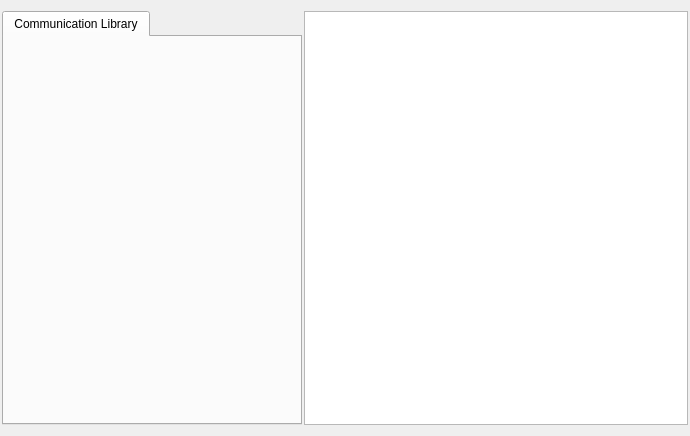
The window that client/CenterWidget.ui (jiangzhuo88/CommunicationManager) describes before a commit, drawn with Qt 5.
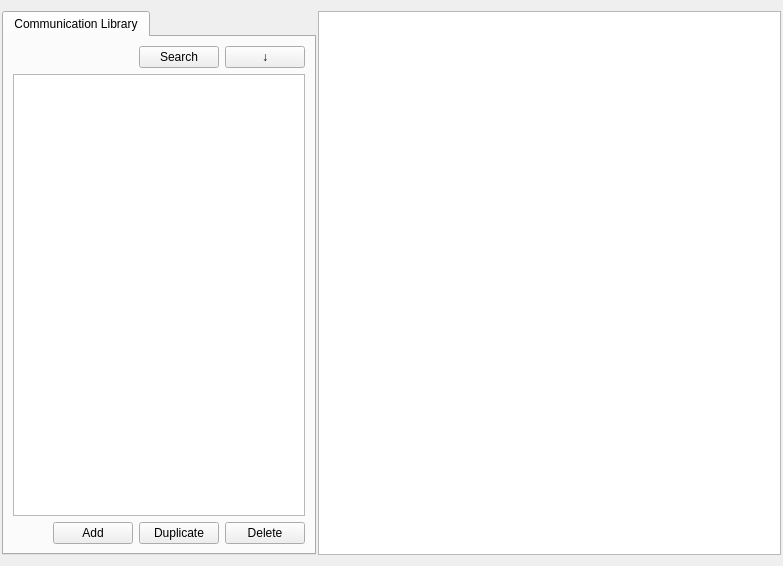
The same window after the commit.

The edit to the form file:
```diff
--- a/client/CenterWidget.ui
+++ b/client/CenterWidget.ui
@@ -6,8 +6,8 @@
    <rect>
     <x>0</x>
     <y>0</y>
-    <width>690</width>
-    <height>436</height>
+    <width>783</width>
+    <height>566</height>
    </rect>
   </property>
   <property name="windowTitle">
@@ -35,6 +35,80 @@
       <attribute name="title">
        <string>Communication Library</string>
       </attribute>
+      <layout class="QVBoxLayout" name="verticalLayout">
+       <item>
+        <layout class="QHBoxLayout" name="horizontalLayout_4">
+         <item>
+          <spacer name="horizontalSpacer">
+           <property name="orientation">
+            <enum>Qt::Horizontal</enum>
+           </property>
+           <property name="sizeHint" stdset="0">
+            <size>
+             <width>40</width>
+             <height>20</height>
+            </size>
+           </property>
+          </spacer>
+         </item>
+         <item>
+          <widget class="QPushButton" name="pushButton">
+           <property name="text">
+            <string>Search</string>
+           </property>
+          </widget>
+         </item>
+         <item>
+          <widget class="QPushButton" name="pushButton_2">
+           <property name="text">
+            <string>↓</string>
+           </property>
+          </widget>
+         </item>
+        </layout>
+       </item>
+       <item>
+        <widget class="QTableWidget" name="tableWidgetTYPE"/>
+       </item>
+       <item>
+        <layout class="QHBoxLayout" name="horizontalLayout_3">
+         <item>
+          <spacer name="horizontalSpacer_2">
+           <property name="orientation">
+            <enum>Qt::Horizontal</enum>
+           </property>
+           <property name="sizeHint" stdset="0">
+            <size>
+             <width>40</width>
+             <height>20</height>
+            </size>
+           </property>
+          </spacer>
+         </item>
+         <item>
+          <widget class="QPushButton" name="pushButton_3">
+           <property name="text">
+            <string>Add</string>
+           </property>
+          </widget>
+         </item>
+         <item>
+          <widget class="QPushButton" name="pushButton_4">
+           <property name="text">
+            <string>Duplicate</string>
+           </property>
+          </widget>
+         </item>
+         <item>
+          <widget class="QPushButton" name="pushButton_5">
+           <property name="text">
+            <string>Delete</string>
+           </property>
+          </widget>
+         </item>
+        </layout>
+       </item>
+      </layout>
      </widget>
     </widget>
    </item>
```
Left out of the diff: 2 changed lines with no effect on the pictures.
